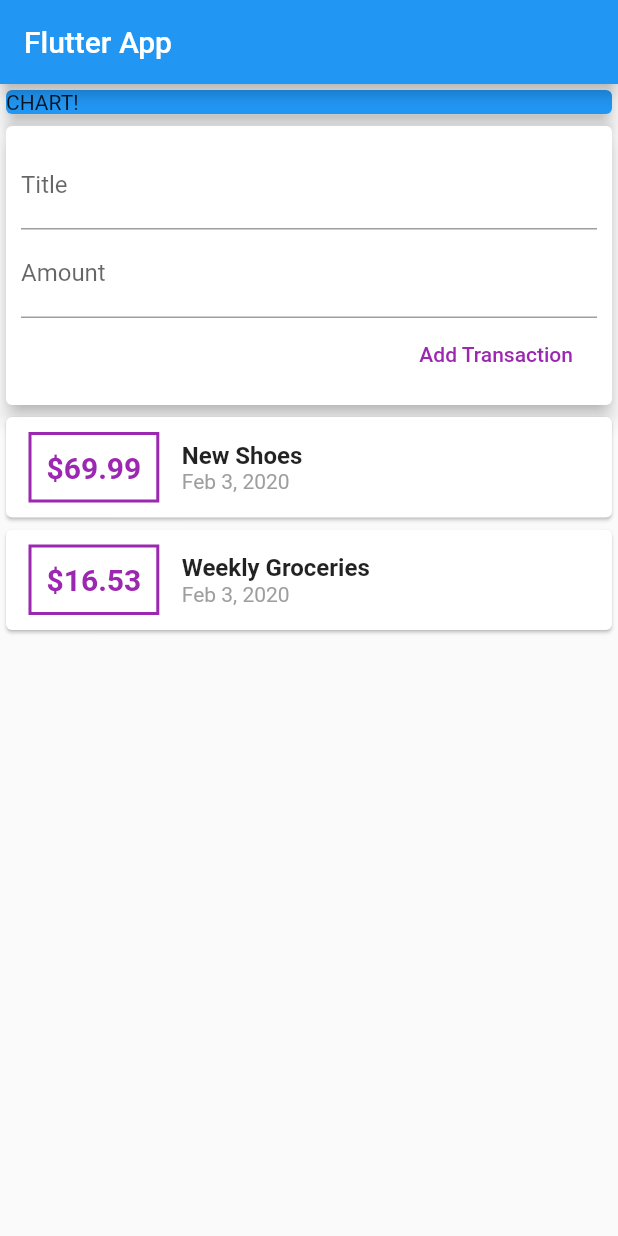
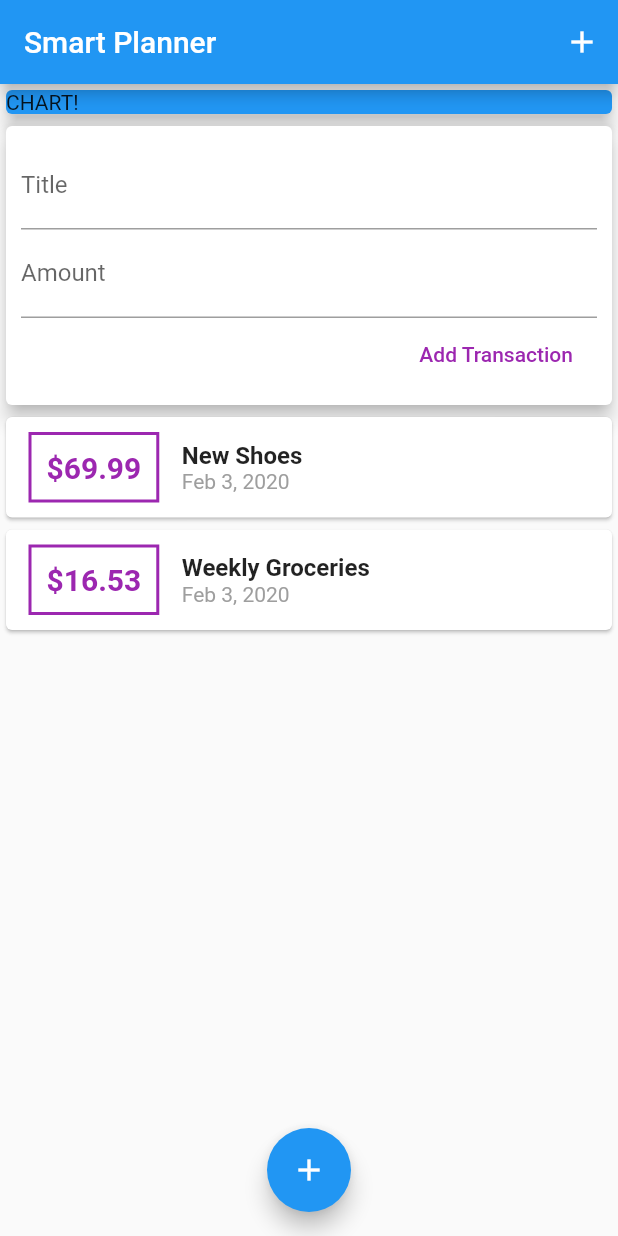
Before and after one commit to joshNic/smart_planner, a Flutter app: the screen it shows after launch, after a tap on "Add Transaction", on a phone screen of 412 x 824 dp. Run offline on Flutter 3.47's test engine with Material 2 defaults, Android fonts, the phone set to English and light mode, and no system bars.

Commit message:
action and floating buttons

```diff
--- a/lib/main.dart
+++ b/lib/main.dart
@@ -24,9 +24,16 @@ class MyHomePage extends StatelessWidget {
   Widget build(BuildContext context) {
     return Scaffold(
       appBar: AppBar(
-        title: Text('Flutter App'),
+        title: Text('Smart Planner'),
+        actions: <Widget>[
+          IconButton(
+            icon:Icon(Icons.add),
+            onPressed: (){},
+          )
+        ],
       ),
-      body: Column(
+      body: SingleChildScrollView(
+        child: Column(
           // mainAxisAlignment: MainAxisAlignment.start,
           crossAxisAlignment: CrossAxisAlignment.stretch,
           children: <Widget>[
@@ -41,6 +48,12 @@ class MyHomePage extends StatelessWidget {
             UserTransactions()
           ],
         ),
+      ),
+      floatingActionButtonLocation: FloatingActionButtonLocation.centerFloat,
+      floatingActionButton: FloatingActionButton(
+        child: Icon(Icons.add),
+        onPressed: (){},
+      ),
     );
   }
 }
--- a/lib/widgets/new_transaction.dart
+++ b/lib/widgets/new_transaction.dart
@@ -1,3 +1,4 @@
+import 'package:flutter/cupertino.dart';
 import 'package:flutter/material.dart';
 
 class NewTransaction extends StatelessWidget {
@@ -6,6 +7,19 @@ class NewTransaction extends StatelessWidget {
   final amountController = TextEditingController();
 
   NewTransaction(this.addTx);
+
+  void submitData(){
+    final enteredTitle = titleController.text;
+    final enteredAmount = double.parse(amountController.text);
+
+    if(enteredTitle.isEmpty || enteredAmount <= 0){
+      return;
+    }
+    addTx(
+        enteredTitle,
+        enteredAmount
+    );
+  }
 
   @override
   Widget build(BuildContext context) {
@@ -19,6 +33,7 @@ class NewTransaction extends StatelessWidget {
             TextField(
               decoration: InputDecoration(labelText: 'Title'),
               controller: titleController,
+              onSubmitted: (_)=>submitData(),
               // onChanged: (val) {
               //   titleInput = val;
               // },
@@ -26,17 +41,14 @@ class NewTransaction extends StatelessWidget {
             TextField(
               decoration: InputDecoration(labelText: 'Amount'),
               controller: amountController,
+              keyboardType: TextInputType.numberWithOptions(decimal: true),
+              onSubmitted: (_)=>submitData(),
               // onChanged: (val) => amountInput = val,
             ),
             FlatButton(
               child: Text('Add Transaction'),
               textColor: Colors.purple,
-              onPressed: () {
-                addTx(
-                  titleController.text,
-                  double.parse(amountController.text),
-                );
-              },
+              onPressed: submitData
             ),
           ],
         ),
--- a/lib/widgets/transaction_list.dart
+++ b/lib/widgets/transaction_list.dart
@@ -10,8 +10,10 @@ class TransactionList extends StatelessWidget {
 
   @override
   Widget build(BuildContext context) {
-    return Column(
-      children: transactions.map((tx) {
+    return Container(
+      height: 500,
+      child: ListView.builder(
+        itemBuilder: (ctx, index){
           return Card(
             child: Row(
               children: <Widget>[
@@ -28,7 +30,7 @@ class TransactionList extends StatelessWidget {
                   ),
                   padding: EdgeInsets.all(10),
                   child: Text(
-                  '\$${tx.amount}',
+                    '\$${transactions[index].amount.toStringAsFixed(2)}',
                     style: TextStyle(
                       fontWeight: FontWeight.bold,
                       fontSize: 20,
@@ -40,14 +42,14 @@ class TransactionList extends StatelessWidget {
                   crossAxisAlignment: CrossAxisAlignment.start,
                   children: <Widget>[
                     Text(
-                    tx.title,
+                      transactions[index].title,
                       style: TextStyle(
                         fontSize: 16,
                         fontWeight: FontWeight.bold,
                       ),
                     ),
                     Text(
-                    DateFormat.yMMMd().format(tx.date),
+                      DateFormat.yMMMd().format(transactions[index].date),
                       style: TextStyle(
                         color: Colors.grey,
                       ),
@@ -57,7 +59,9 @@ class TransactionList extends StatelessWidget {
               ],
             ),
           );
-      }).toList(),
+        },
+        itemCount: transactions.length
+        ),
       );
   }
 }
```
Lines whose indentation alone changed are shown as unchanged.
